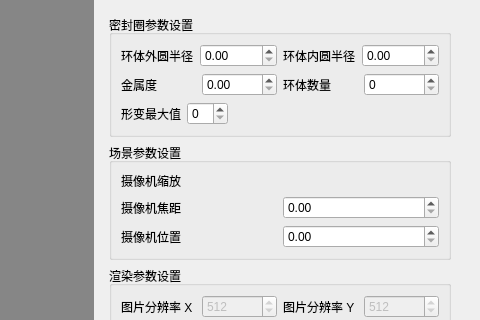
Before: the Qt Designer form ui/para_settings.ui in conf-haolee/auto-render-with-bpy, drawn with Qt 5; both pictures show x 466 to 946 and y 128 to 448 of the 946 by 787 pixel window.
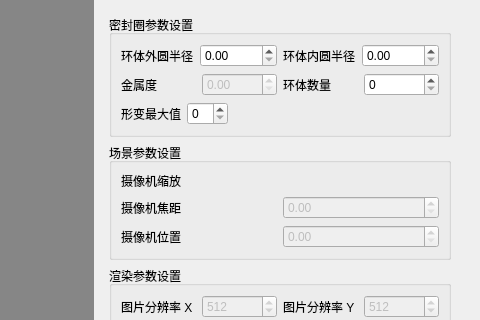
After: the same form once the commit is applied.

Patch:
```diff
--- a/ui/para_settings.ui
+++ b/ui/para_settings.ui
@@ -174,7 +174,11 @@
                    </widget>
                   </item>
                   <item>
-                   <widget class="QDoubleSpinBox" name="metallicity_dspinbox"/>
+                   <widget class="QDoubleSpinBox" name="metallicity_dspinbox">
+                    <property name="enabled">
+                     <bool>false</bool>
+                    </property>
+                   </widget>
                   </item>
                  </layout>
                 </item>
@@ -253,7 +257,11 @@
                </widget>
               </item>
               <item>
-               <widget class="QDoubleSpinBox" name="doubleSpinBox_4"/>
+               <widget class="QDoubleSpinBox" name="doubleSpinBox_4">
+                <property name="enabled">
+                 <bool>false</bool>
+                </property>
+               </widget>
               </item>
              </layout>
             </item>
@@ -267,7 +275,11 @@
                </widget>
               </item>
               <item>
-               <widget class="QDoubleSpinBox" name="doubleSpinBox_7"/>
+               <widget class="QDoubleSpinBox" name="doubleSpinBox_7">
+                <property name="enabled">
+                 <bool>false</bool>
+                </property>
+               </widget>
               </item>
              </layout>
             </item>
```
Left out of the diff: 12 changed lines with no effect on the pictures.
